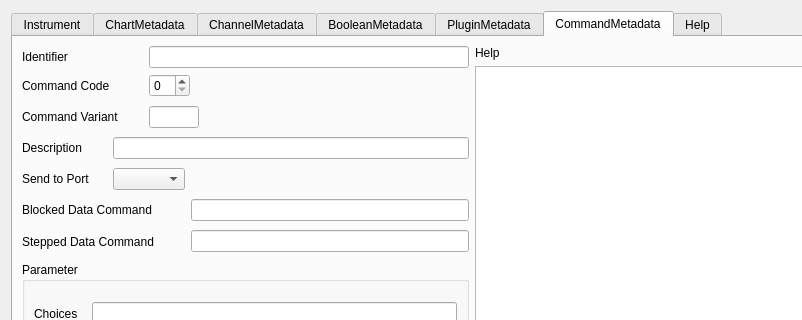
mhorn71/StarbaseMini, file core/ui/instrumentBuilder.ui: the form before one commit; both pictures show x 0 to 802 and y 0 to 320 of the 943 by 682 pixel window.
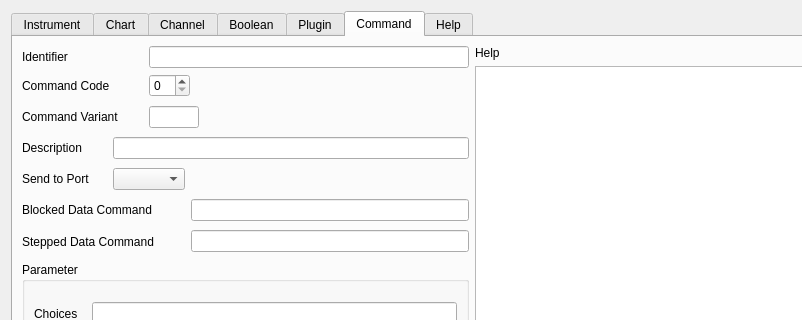
The form after the commit. The open tabs and pages were chosen to show the change.

Commit message: Adjusted various ui elements.

```diff
--- a/core/ui/instrumentBuilder.ui
+++ b/core/ui/instrumentBuilder.ui
@@ -362,7 +362,7 @@
      </widget>
      <widget class="QWidget" name="tab_2">
       <attribute name="title">
-       <string>ChartMetadata</string>
+       <string>Chart</string>
       </attribute>
       <layout class="QGridLayout" name="gridLayout_3">
        <item row="0" column="0">
@@ -555,7 +555,7 @@
      </widget>
      <widget class="QWidget" name="tab_3">
       <attribute name="title">
-       <string>ChannelMetadata</string>
+       <string>Channel</string>
       </attribute>
       <layout class="QGridLayout" name="gridLayout_4">
        <item row="0" column="0">
@@ -1122,7 +1122,7 @@
      </widget>
      <widget class="QWidget" name="tab_4">
       <attribute name="title">
-       <string>BooleanMetadata</string>
+       <string>Boolean</string>
       </attribute>
       <layout class="QGridLayout" name="gridLayout_5">
        <item row="3" column="0">
@@ -1254,7 +1254,7 @@
      </widget>
      <widget class="QWidget" name="tab_5">
       <attribute name="title">
-       <string>PluginMetadata</string>
+       <string>Plugin</string>
       </attribute>
       <layout class="QGridLayout" name="gridLayout_6">
        <item row="0" column="0">
@@ -1390,7 +1390,7 @@
      </widget>
      <widget class="QWidget" name="tab_6">
       <attribute name="title">
-       <string>CommandMetadata</string>
+       <string>Command</string>
       </attribute>
       <layout class="QGridLayout" name="gridLayout_9">
        <item row="0" column="0">
```
Left out of the diff: 2 changed lines with no effect on the pictures. The commit also changes 1 other file.
